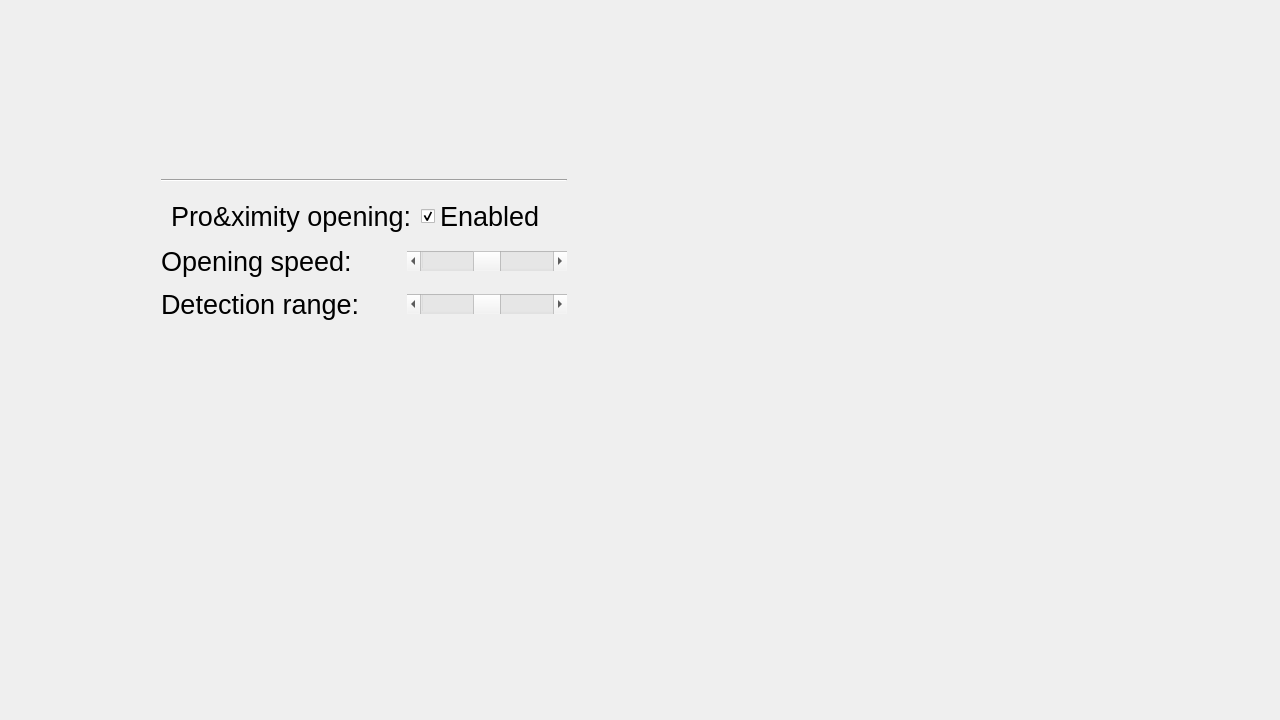
Old version of the form Trash_Can/mainwindow.ui in the repository AleksandraZasadni/ssp_miniproject.
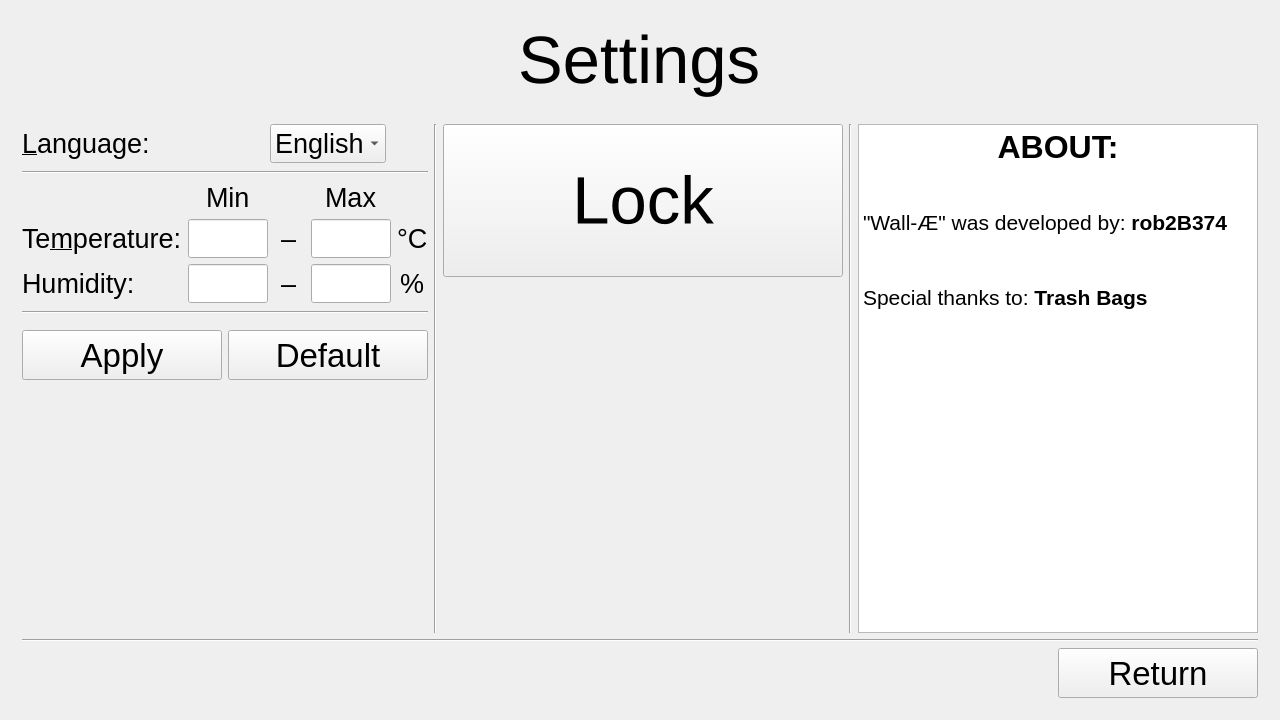
New version of the form. The open tabs and pages were chosen to show the change. Icons and pictures are not drawn. Custom widgets are drawn as their Qt base class.

```diff
--- a/Trash_Can/mainwindow.ui
+++ b/Trash_Can/mainwindow.ui
@@ -2514,188 +2514,6 @@
         </item>
        </layout>
       </widget>
-      <widget class="QWidget" name="page">
-       <widget class="QLabel" name="openingSpeedLabel">
-        <property name="enabled">
-         <bool>true</bool>
-        </property>
-        <property name="geometry">
-         <rect>
-          <x>150</x>
-          <y>232</y>
-          <width>240</width>
-          <height>37</height>
-         </rect>
-        </property>
-        <property name="font">
-         <font>
-          <pointsize>20</pointsize>
-          <weight>50</weight>
-          <bold>false</bold>
-         </font>
-        </property>
-        <property name="text">
-         <string>Opening speed:</string>
-        </property>
-       </widget>
-       <widget class="QLabel" name="detectionRangeLabel">
-        <property name="enabled">
-         <bool>true</bool>
-        </property>
-        <property name="geometry">
-         <rect>
-          <x>150</x>
-          <y>275</y>
-          <width>240</width>
-          <height>37</height>
-         </rect>
-        </property>
-        <property name="font">
-         <font>
-          <pointsize>20</pointsize>
-          <weight>50</weight>
-          <bold>false</bold>
-         </font>
-        </property>
-        <property name="text">
-         <string>Detection range:</string>
-        </property>
-       </widget>
-       <widget class="QScrollBar" name="detectionRangeScrollBar">
-        <property name="enabled">
-         <bool>true</bool>
-        </property>
-        <property name="geometry">
-         <rect>
-          <x>396</x>
-          <y>283</y>
-          <width>160</width>
-          <height>20</height>
-         </rect>
-        </property>
-        <property name="sizePolicy">
-         <sizepolicy hsizetype="MinimumExpanding" vsizetype="Fixed">
-          <horstretch>0</horstretch>
-          <verstretch>0</verstretch>
-         </sizepolicy>
-        </property>
-        <property name="font">
-         <font>
-          <pointsize>25</pointsize>
-         </font>
-        </property>
-        <property name="maximum">
-         <number>100</number>
-        </property>
-        <property name="sliderPosition">
-         <number>50</number>
-        </property>
-        <property name="orientation">
-         <enum>Qt::Horizontal</enum>
-        </property>
-        <property name="invertedControls">
-         <bool>false</bool>
-        </property>
-       </widget>
-       <widget class="QLabel" name="proximityOpeningLabel">
-        <property name="geometry">
-         <rect>
-          <x>160</x>
-          <y>185</y>
-          <width>240</width>
-          <height>41</height>
-         </rect>
-        </property>
-        <property name="font">
-         <font>
-          <pointsize>20</pointsize>
-          <weight>50</weight>
-          <bold>false</bold>
-         </font>
-        </property>
-        <property name="text">
-         <string>Pro&amp;ximity opening:</string>
-        </property>
-       </widget>
-       <widget class="QScrollBar" name="openingSpeedScrollBar">
-        <property name="geometry">
-         <rect>
-          <x>396</x>
-          <y>240</y>
-          <width>160</width>
-          <height>20</height>
-         </rect>
-        </property>
-        <property name="sizePolicy">
-         <sizepolicy hsizetype="MinimumExpanding" vsizetype="Fixed">
-          <horstretch>0</horstretch>
-          <verstretch>0</verstretch>
-         </sizepolicy>
-        </property>
-        <property name="font">
-         <font>
-          <pointsize>25</pointsize>
-         </font>
-        </property>
-        <property name="maximum">
-         <number>100</number>
-        </property>
-        <property name="sliderPosition">
-         <number>50</number>
-        </property>
-        <property name="orientation">
-         <enum>Qt::Horizontal</enum>
-        </property>
-        <property name="invertedControls">
-         <bool>false</bool>
-        </property>
-       </widget>
-       <widget class="QCheckBox" name="proximityOpeningCheckBox">
-        <property name="enabled">
-         <bool>true</bool>
-        </property>
-        <property name="geometry">
-         <rect>
-          <x>410</x>
-          <y>185</y>
-          <width>131</width>
-          <height>41</height>
-         </rect>
-        </property>
-        <property name="sizePolicy">
-         <sizepolicy hsizetype="Expanding" vsizetype="Minimum">
-          <horstretch>0</horstretch>
-          <verstretch>0</verstretch>
-         </sizepolicy>
-        </property>
-        <property name="font">
-         <font>
-          <pointsize>20</pointsize>
-          <weight>50</weight>
-          <bold>false</bold>
-         </font>
-        </property>
-        <property name="text">
-         <string>Enabled</string>
-        </property>
-        <property name="checked">
-         <bool>true</bool>
-        </property>
-       </widget>
-       <widget class="Line" name="line_19">
-        <property name="geometry">
-         <rect>
-          <x>150</x>
-          <y>168</y>
-          <width>406</width>
-          <height>3</height>
-         </rect>
-        </property>
-        <property name="orientation">
-         <enum>Qt::Horizontal</enum>
-        </property>
-       </widget>
-      </widget>
      </widget>
     </item>
    </layout>
```
Left out of the diff: 77 changed lines with no effect on the pictures.
